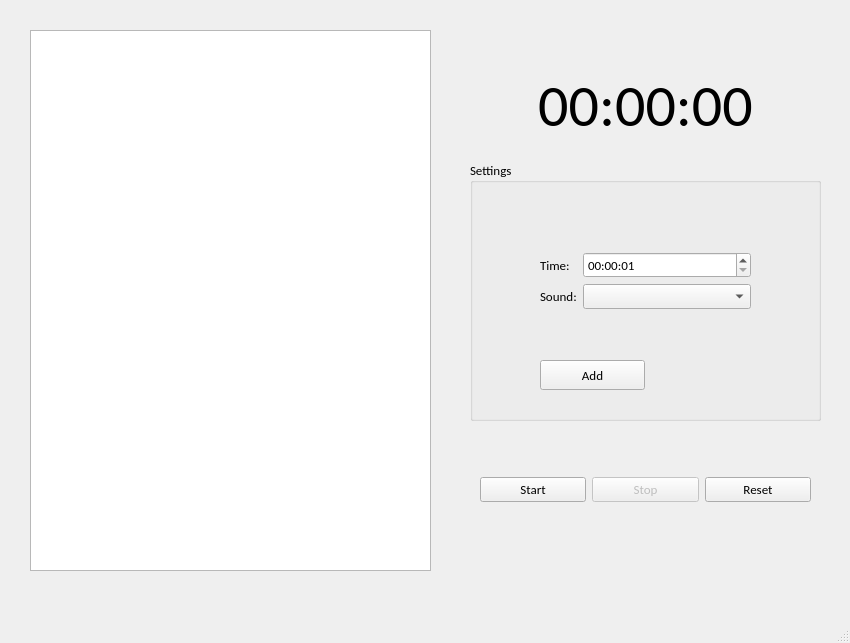
Above: task2/Timer/mainwindow.ui from tinrael/tasks before the change. Below: the same form after it.
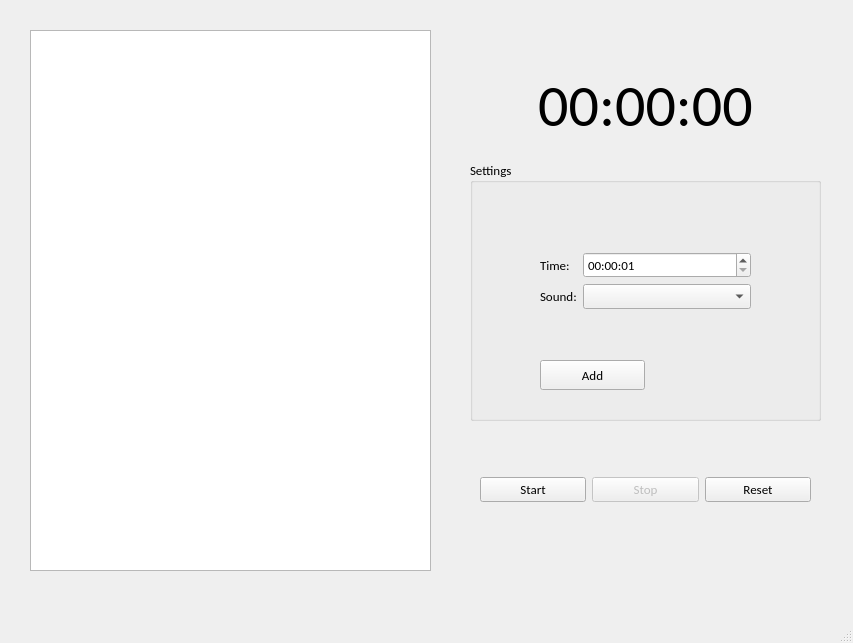
That is the form after the change.

Commit message: Changed the List Widget name and font

Patch:
```diff
--- a/task2/Timer/mainwindow.ui
+++ b/task2/Timer/mainwindow.ui
@@ -9,7 +9,7 @@
    <rect>
     <x>0</x>
     <y>0</y>
-    <width>850</width>
+    <width>853</width>
     <height>643</height>
    </rect>
   </property>
```
Left out of the diff: 10 changed lines with no effect on the pictures.
